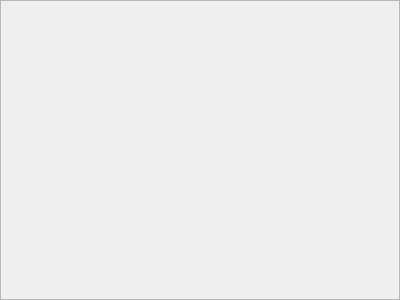
The window that Dev/ExpIA/jrcsview.ui (samhu1989/DevBundle) describes before a commit, drawn with Qt 5.
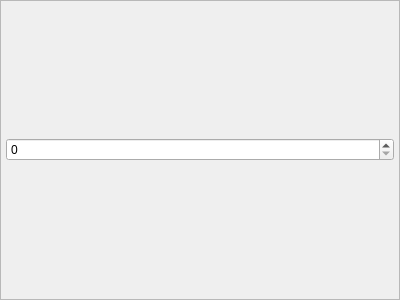
The same window after the commit.

Diff of the .ui file:
```diff
--- a/Dev/ExpIA/jrcsview.ui
+++ b/Dev/ExpIA/jrcsview.ui
@@ -32,6 +32,12 @@
    <property name="bottomMargin">
     <number>5</number>
    </property>
+   <item row="0" column="0">
+    <layout class="QGridLayout" name="gridLayout_2"/>
+   </item>
+   <item row="1" column="0">
+    <widget class="QSpinBox" name="spinBox"/>
+   </item>
   </layout>
  </widget>
  <resources/>
```
